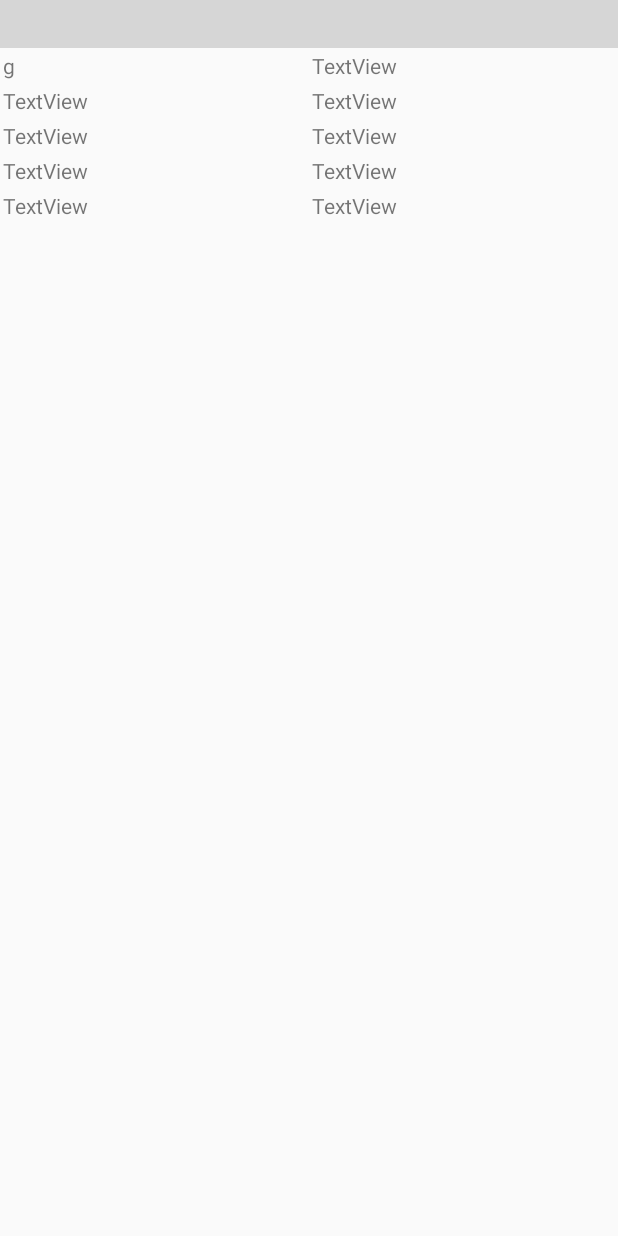
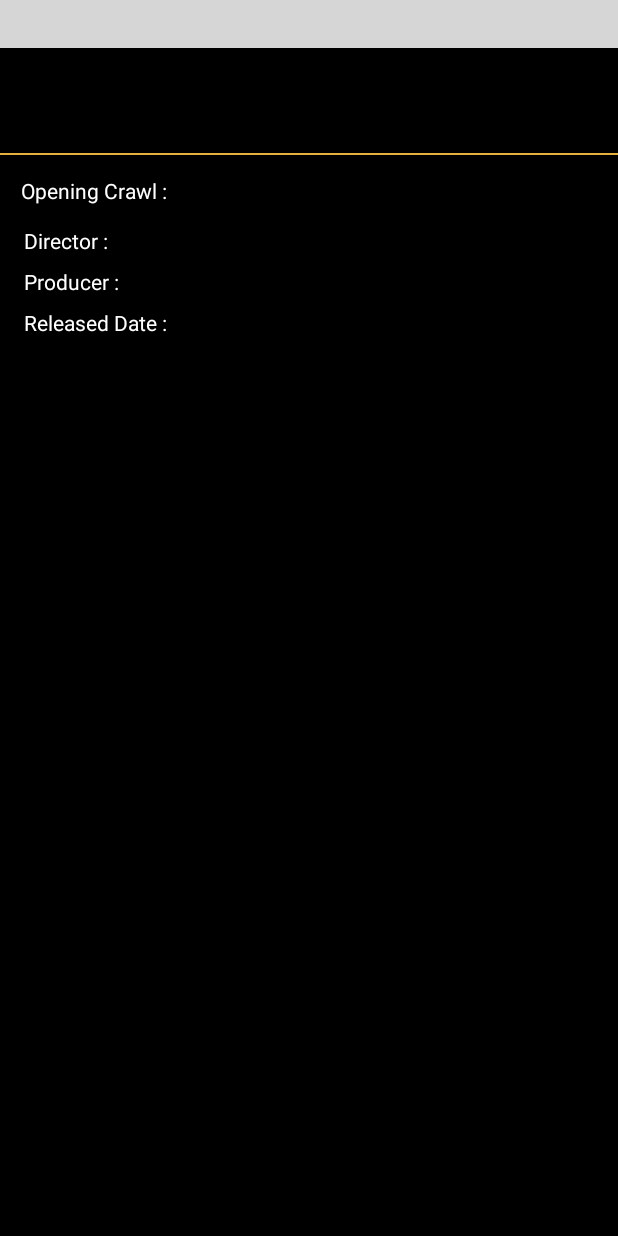
Before and after one commit to Kaustubh493/SWAPICode, an Android app: the layout activity_common__details__view.xml on its own in the app's theme, with its tools: preview values and no code run, on a phone screen of 412 x 824 dp. Run offline under Robolectric (Android 15) with nearby library versions, the phone set to English and light mode, and no system bars; plain views replace YouTubePlayerView; network calls fail; grey boxes are pictures that could not be loaded.

Commit message:
Created new UI the represents all the movies and their details and also link to their official trailers.

```diff
--- a/app/src/main/AndroidManifest.xml
+++ b/app/src/main/AndroidManifest.xml
@@ -28,8 +28,8 @@
         <activity android:name=".activities.Characters" />
         <activity android:name=".activities.Vehicles" />
         <activity android:name=".activities.Planets" />
-        <activity android:name=".activities.Movies" />
-        <activity android:name=".activities.Common_Details_View"></activity>
+        <activity android:name=".activities.Movies" android:label="@string/movies_list_title" />
+        <activity android:name=".activities.CommonDetailsView"></activity>
     </application>
 
 </manifest>
--- a/app/src/main/res/drawable/button_bg.xml
+++ b/app/src/main/res/drawable/button_bg.xml
@@ -4,7 +4,7 @@
     <stroke
         android:width="3dp"
         android:color="@color/colorPrimary" />
-    <solid android:color="@android:color/white" />
+    <solid android:color="@android:color/black" />
     <corners
         android:bottomLeftRadius="5dp"
         android:bottomRightRadius="5dp"
--- a/app/src/main/res/layout/activity_common__details__view.xml
+++ b/app/src/main/res/layout/activity_common__details__view.xml
@@ -1,106 +1,154 @@
 <?xml version="1.0" encoding="utf-8"?>
-<LinearLayout xmlns:android="http://schemas.android.com/apk/res/android"
-    xmlns:app="http://schemas.android.com/apk/res-auto"
+<ScrollView xmlns:android="http://schemas.android.com/apk/res/android"
     xmlns:tools="http://schemas.android.com/tools"
     android:layout_width="match_parent"
     android:layout_height="match_parent"
-    android:orientation="vertical"
-    tools:context=".activities.Common_Details_View">
+    android:background="@android:color/black"
+    android:fillViewport="true"
+    tools:context=".activities.CommonDetailsView">
+
+    <LinearLayout android:layout_height="wrap_content"
+        android:layout_width="match_parent"
+        android:orientation="vertical">
 
         <com.google.android.youtube.player.YouTubePlayerView
             android:id="@+id/youtube_view_movies"
             android:layout_width="match_parent"
-        android:layout_height="wrap_content"></com.google.android.youtube.player.YouTubePlayerView>
+            android:layout_height="wrap_content">
+
+        </com.google.android.youtube.player.YouTubePlayerView>
+
+        <TextView
+            android:id="@+id/txt_Title"
+            android:layout_width="match_parent"
+            android:layout_height="wrap_content"
+            android:layout_marginStart="8dp"
+            android:layout_marginTop="24dp"
+            android:layout_marginEnd="8dp"
+            android:layout_marginBottom="8dp"
+            android:padding="8dp"
+            android:textColor="@color/cardview_light_background"
+            android:textSize="16sp" />
+
+        <View
+            android:layout_width="match_parent"
+            android:layout_height="1dp"
+            android:background="@color/colorPrimary" />
 
         <LinearLayout
             android:layout_width="match_parent"
             android:layout_height="wrap_content"
+            android:layout_marginTop="8dp"
+            android:layout_marginStart="8dp"
+            android:layout_marginEnd="8dp"
+            android:padding="2dp"
+            android:weightSum="2"
+            android:orientation="horizontal">
+
+            <TextView
+                android:id="@+id/txtview"
+                android:layout_width="0dp"
+                android:layout_height="wrap_content"
+                android:layout_margin="2dp"
+                android:padding="2dp"
+                android:layout_weight="1"
+                android:text="Opening Crawl : "
+                android:textColor="@color/cardview_light_background" />
+
+            <TextView
+                android:id="@+id/txt_Opening_Crawl"
+                android:layout_width="0dp"
+                android:layout_height="wrap_content"
+                android:layout_weight="1"
+                android:layout_margin="2dp"
+                android:padding="2dp"
+                android:textColor="@color/colorPrimary" />
+
+
+        </LinearLayout>
+
+        <LinearLayout
+            android:layout_width="match_parent"
+            android:layout_height="wrap_content"
+            android:layout_marginStart="8dp"
+            android:layout_marginEnd="8dp"
             android:orientation="horizontal"
             android:weightSum="2">
 
             <LinearLayout
                 android:layout_width="0dp"
                 android:layout_height="match_parent"
+                android:layout_margin="2dp"
                 android:layout_weight="1"
-            android:orientation="vertical">
+                android:orientation="vertical"
+                android:padding="2dp">
 
-            <TextView
-                android:id="@+id/textView"
-                android:layout_width="match_parent"
-                android:layout_height="wrap_content"
-                android:layout_margin="2dp"
-                android:text="g" />
 
                 <TextView
                     android:id="@+id/textView5"
                     android:layout_width="match_parent"
                     android:layout_height="wrap_content"
                     android:layout_margin="2dp"
-                android:text="TextView" />
+                    android:padding="2dp"
+                    android:text="Director :"
+                    android:textColor="@color/cardview_light_background" />
 
                 <TextView
                     android:id="@+id/textView6"
                     android:layout_width="match_parent"
                     android:layout_height="wrap_content"
                     android:layout_margin="2dp"
-                android:text="TextView" />
+                    android:padding="2dp"
+                    android:text="Producer :"
+                    android:textColor="@color/cardview_light_background" />
 
                 <TextView
                     android:id="@+id/textView7"
                     android:layout_width="match_parent"
                     android:layout_height="wrap_content"
                     android:layout_margin="2dp"
-                android:text="TextView" />
+                    android:padding="2dp"
+                    android:text="Released Date :"
+                    android:textColor="@color/cardview_light_background" />
 
-            <TextView
-                android:id="@+id/textView8"
-                android:layout_width="match_parent"
-                android:layout_height="wrap_content"
-                android:layout_margin="2dp"
-                android:text="TextView" />
             </LinearLayout>
 
             <LinearLayout
                 android:layout_width="0dp"
                 android:layout_height="match_parent"
+                android:layout_margin="2dp"
                 android:layout_weight="1"
-            android:orientation="vertical">
+                android:orientation="vertical"
+                android:padding="2dp">
+
 
                 <TextView
-                android:id="@+id/textView9"
-                android:layout_width="match_parent"
-                android:layout_height="wrap_content"
-                android:text="TextView"
-                android:layout_margin="2dp" />
-
-            <TextView
-                android:id="@+id/textView10"
+                    android:id="@+id/txt_director"
                     android:layout_width="match_parent"
                     android:layout_height="wrap_content"
                     android:layout_margin="2dp"
-                android:text="TextView" />
+                    android:padding="2dp"
+                    android:textColor="@color/colorPrimary" />
 
                 <TextView
-                android:id="@+id/textView11"
+                    android:id="@+id/txt_Producer"
                     android:layout_width="match_parent"
                     android:layout_height="wrap_content"
                     android:layout_margin="2dp"
-                android:text="TextView" />
+                    android:padding="2dp"
+                    android:textColor="@color/colorPrimary" />
 
                 <TextView
-                android:id="@+id/textView12"
+                    android:id="@+id/txt_Release_Date"
                     android:layout_width="match_parent"
                     android:layout_height="wrap_content"
                     android:layout_margin="2dp"
-                android:text="TextView" />
+                    android:padding="2dp"
+                    android:textColor="@color/colorPrimary" />
 
-            <TextView
-                android:id="@+id/textView13"
-                android:layout_width="match_parent"
-                android:layout_height="wrap_content"
-                android:layout_margin="2dp"
-                android:text="TextView" />
+            </LinearLayout>
         </LinearLayout>
     </LinearLayout>
 
-</LinearLayout>
+
+</ScrollView>
--- a/app/src/main/res/layout/activity_main.xml
+++ b/app/src/main/res/layout/activity_main.xml
@@ -10,6 +10,7 @@
     android:paddingTop="@dimen/vertical_margin"
     android:paddingEnd="@dimen/horizontal_margin"
     android:paddingBottom="@dimen/vertical_margin"
+    android:background="@android:color/black"
     tools:context=".activities.MainActivity">
 
     <ImageView
--- a/app/src/main/res/layout/activity_movies.xml
+++ b/app/src/main/res/layout/activity_movies.xml
@@ -3,12 +3,14 @@
     xmlns:app="http://schemas.android.com/apk/res-auto"
     xmlns:tools="http://schemas.android.com/tools"
     android:layout_width="match_parent"
-    android:layout_height="wrap_content"
+    android:layout_height="match_parent"
     android:orientation="vertical"
+    android:background="@android:color/black"
     tools:context=".activities.Movies">
 
     <android.support.v7.widget.RecyclerView
         android:id="@+id/recyclerMovie"
+        app:layoutManager="android.support.v7.widget.LinearLayoutManager"
         android:layout_width="match_parent"
         android:layout_height="wrap_content"
         android:scrollbars="vertical" />
```
Also changed, not shown: app/src/main/java/corp/kaustubh/com/starwars/activities/CommonDetailsView.java (added, +73 -0 lines), app/src/main/java/corp/kaustubh/com/starwars/activities/Common_Details_View.java (deleted, +0 -33 lines), app/src/main/java/corp/kaustubh/com/starwars/activities/Movies.java (+22 -22 lines), app/src/main/java/corp/kaustubh/com/starwars/adapter/MoviesAdapter.java (added, +104 -0 lines), app/src/main/java/corp/kaustubh/com/starwars/adapter/Movies_Adapter.java (deleted, +0 -71 lines), app/src/main/java/corp/kaustubh/com/starwars/model/MovieModel.java (renamed from app/src/main/java/corp/kaustubh/com/starwars/model/Movies_model.java, +59 -2 lines), app/src/main/java/corp/kaustubh/com/starwars/model/MoviesResults.java (+2 -9 lines), app/src/main/res/layout/layout_movies_row.xml (+6 -1 lines), app/src/main/res/values/strings.xml (+9 -0 lines). Lines whose indentation alone changed are shown as unchanged.
